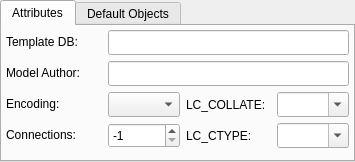
Old version of the form libpgmodeler_ui/ui/databasewidget.ui in the repository pgmodeler/pgmodeler.
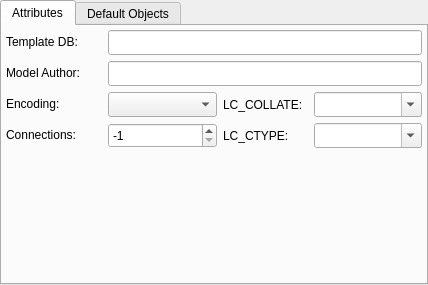
New version of the form.

Patch:
```diff
--- a/libpgmodeler_ui/ui/databasewidget.ui
+++ b/libpgmodeler_ui/ui/databasewidget.ui
@@ -6,8 +6,8 @@
    <rect>
     <x>0</x>
     <y>0</y>
-    <width>355</width>
-    <height>162</height>
+    <width>428</width>
+    <height>285</height>
    </rect>
   </property>
   <property name="minimumSize">
```
